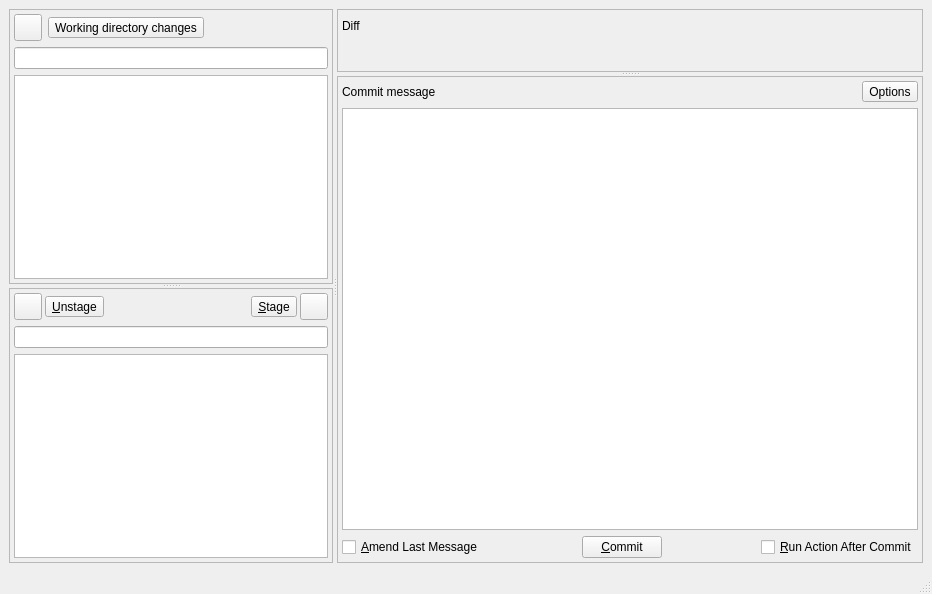
Before: the Qt Designer form qgitc/commitwindow.ui in timxx/qgitc, drawn with Qt 5.
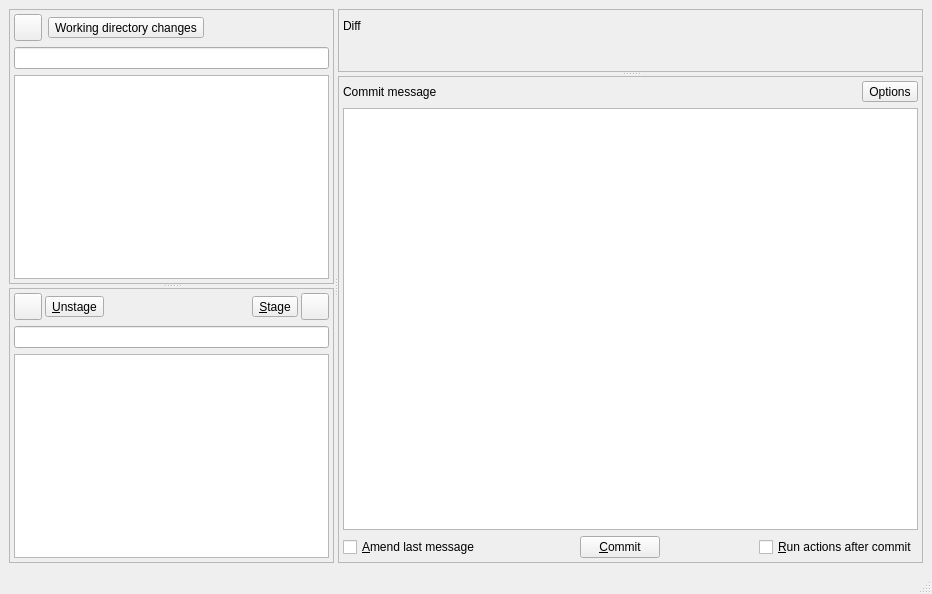
After: the same form once the commit is applied. Custom widgets are drawn as their Qt base class.

```diff
--- a/qgitc/commitwindow.ui
+++ b/qgitc/commitwindow.ui
@@ -382,7 +382,7 @@
                <item>
                 <widget class="QCheckBox" name="cbAmend">
                  <property name="text">
-                  <string>&amp;Amend Last Message</string>
+                  <string>&amp;Amend last message</string>
                  </property>
                 </widget>
                </item>
@@ -422,7 +422,7 @@
                <item>
                 <widget class="QCheckBox" name="cbRunAction">
                  <property name="text">
-                  <string>&amp;Run Action After Commit</string>
+                  <string>&amp;Run actions after commit</string>
                  </property>
                 </widget>
                </item>
```
Left out of the diff: 3 changed lines with no effect on the pictures.
